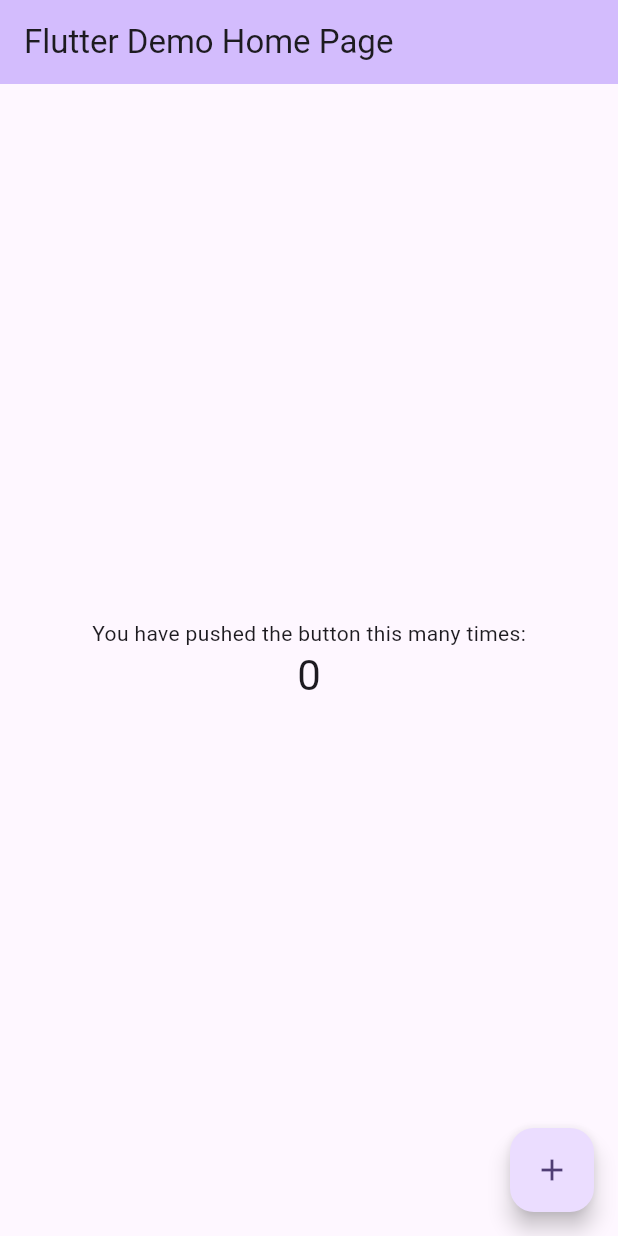
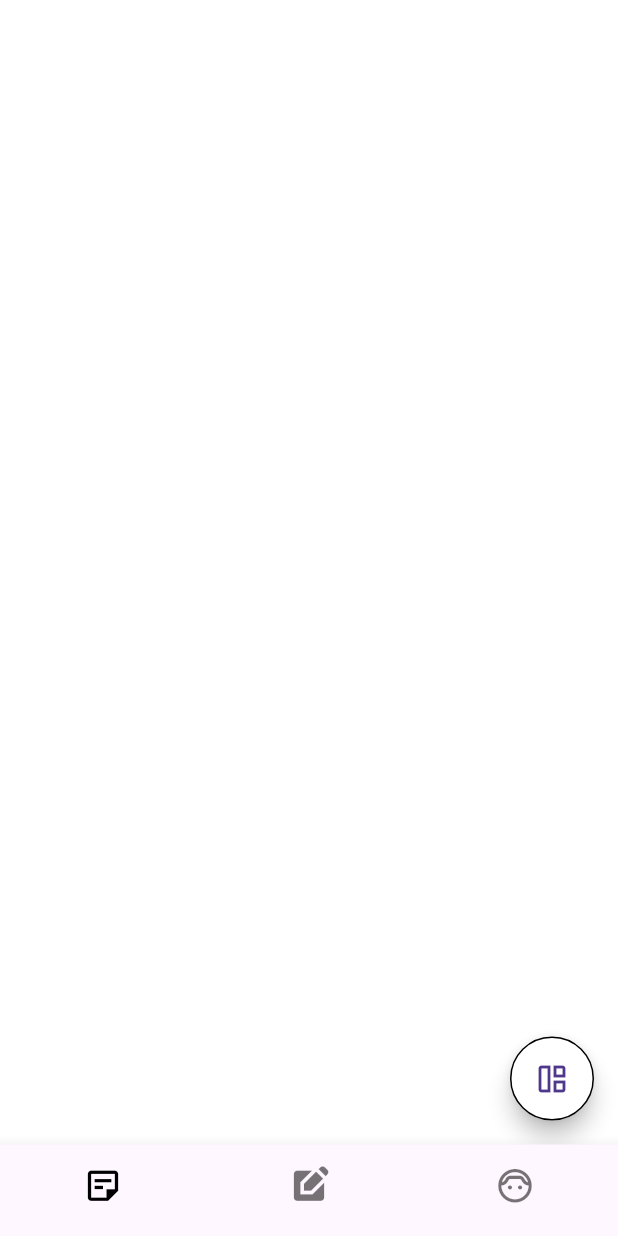
Before and after one commit to olleh365/example2406, a Flutter app: the screen it shows after launch, on a phone screen of 412 x 824 dp. Run offline on Flutter 3.47's test engine with Material 3 defaults, Android fonts, the phone set to English and light mode, and no system bars; our stand-ins replace flutter_local_notifications.

Commit message:
second subject commit
바텀시트 및 홈페이지, 노티피케이션 기능 추가

```diff
--- /dev/null
+++ b/second_subject/lib/home_page.dart
@@ -0,0 +1,63 @@
+import 'package:flutter/material.dart';
+import 'package:flutter_local_notifications/flutter_local_notifications.dart';
+
+class HomePage extends StatefulWidget {
+  @override
+  _HomePageState createState() => _HomePageState();
+}
+
+class _HomePageState extends State<HomePage> {
+  final FlutterLocalNotificationsPlugin flutterLocalNotificationsPlugin =
+  FlutterLocalNotificationsPlugin();
+
+  @override
+  void initState() {
+    super.initState();
+    var initializationSettingsAndroid =
+    AndroidInitializationSettings('@mipmap/ic_launcher');
+    var initializationSettingsIOS = IOSInitializationSettings();
+    var initializationSettings = InitializationSettings(
+        android: initializationSettingsAndroid, iOS: initializationSettingsIOS);
+
+    flutterLocalNotificationsPlugin.initialize(initializationSettings);
+  }
+
+  Future<void> _showNotification() async {
+    var androidPlatformChannelSpecifics = AndroidNotificationDetails(
+        'your channel id', 'your channel name',
+        channelDescription: 'your channel description',
+        importance: Importance.max,
+        priority: Priority.high,
+        ticker: 'ticker');
+    var iOSPlatformChannelSpecifics = IOSNotificationDetails();
+    var platformChannelSpecifics = NotificationDetails(
+        android: androidPlatformChannelSpecifics, iOS: iOSPlatformChannelSpecifics);
+
+    await flutterLocalNotificationsPlugin.show(
+      0,
+      '알림테스트',
+      '플로팅 버튼 클릭 했습니다.',
+      platformChannelSpecifics,
+      payload: 'item x',
+    );
+  }
+
+  @override
+  Widget build(BuildContext context) {
+    return Scaffold(
+      backgroundColor: Colors.white,
+      body: ListView(
+        padding: EdgeInsets.fromLTRB(24, 24, 24, 16),
+      ),
+      floatingActionButton: FloatingActionButton(
+        child: Icon(Icons.auto_awesome_mosaic_outlined),
+        onPressed: _showNotification,
+        backgroundColor: Colors.white,
+        shape: RoundedRectangleBorder(
+          side: BorderSide(width: 1, color: Colors.black),
+          borderRadius: BorderRadius.circular(100),
+        ),
+      ),
+    );
+  }
+}
--- a/second_subject/lib/main.dart
+++ b/second_subject/lib/main.dart
@@ -1,125 +1,71 @@
 import 'package:flutter/material.dart';
+import './home_page.dart';
+import './write_page.dart';
+import './my_page.dart';
 
-void main() {
-  runApp(const MyApp());
-}
+void main() => runApp(MyApp());
 
 class MyApp extends StatelessWidget {
-  const MyApp({super.key});
-
-  // This widget is the root of your application.
   @override
   Widget build(BuildContext context) {
     return MaterialApp(
-      title: 'Flutter Demo',
+      home: HomePageWidget(),
       theme: ThemeData(
-        // This is the theme of your application.
-        //
-        // TRY THIS: Try running your application with "flutter run". You'll see
-        // the application has a purple toolbar. Then, without quitting the app,
-        // try changing the seedColor in the colorScheme below to Colors.green
-        // and then invoke "hot reload" (save your changes or press the "hot
-        // reload" button in a Flutter-supported IDE, or press "r" if you used
-        // the command line to start the app).
-        //
-        // Notice that the counter didn't reset back to zero; the application
-        // state is not lost during the reload. To reset the state, use hot
-        // restart instead.
-        //
-        // This works for code too, not just values: Most code changes can be
-        // tested with just a hot reload.
-        colorScheme: ColorScheme.fromSeed(seedColor: Colors.deepPurple),
-        useMaterial3: true,
+        splashColor: Colors.transparent, // 버튼 누를 때 ripple 효과 제거
+        highlightColor: Colors.transparent, // 버튼 누를 때 ripple 효과 제거
       ),
-      home: const MyHomePage(title: 'Flutter Demo Home Page'),
     );
   }
 }
 
-class MyHomePage extends StatefulWidget {
-  const MyHomePage({super.key, required this.title});
-
-  // This widget is the home page of your application. It is stateful, meaning
-  // that it has a State object (defined below) that contains fields that affect
-  // how it looks.
-
-  // This class is the configuration for the state. It holds the values (in this
-  // case the title) provided by the parent (in this case the App widget) and
-  // used by the build method of the State. Fields in a Widget subclass are
-  // always marked "final".
-
-  final String title;
-
+class HomePageWidget extends StatefulWidget {
   @override
-  State<MyHomePage> createState() => _MyHomePageState();
+  _HomePageWidgetState createState() => _HomePageWidgetState();
 }
 
-class _MyHomePageState extends State<MyHomePage> {
-  int _counter = 0;
+class _HomePageWidgetState extends State<HomePageWidget> {
+  int _selectedIndex = 0;
 
-  void _incrementCounter() {
+  static List<Widget> _widgetOptions = <Widget>[
+    HomePage(),
+    SearchPage(),
+    SettingsPage(),
+  ];
+
+  void _onItemTapped(int index) {
     setState(() {
-      // This call to setState tells the Flutter framework that something has
-      // changed in this State, which causes it to rerun the build method below
-      // so that the display can reflect the updated values. If we changed
-      // _counter without calling setState(), then the build method would not be
-      // called again, and so nothing would appear to happen.
-      _counter++;
+      _selectedIndex = index;
     });
   }
 
   @override
   Widget build(BuildContext context) {
-    // This method is rerun every time setState is called, for instance as done
-    // by the _incrementCounter method above.
-    //
-    // The Flutter framework has been optimized to make rerunning build methods
-    // fast, so that you can just rebuild anything that needs updating rather
-    // than having to individually change instances of widgets.
     return Scaffold(
-      appBar: AppBar(
-        // TRY THIS: Try changing the color here to a specific color (to
-        // Colors.amber, perhaps?) and trigger a hot reload to see the AppBar
-        // change color while the other colors stay the same.
-        backgroundColor: Theme.of(context).colorScheme.inversePrimary,
-        // Here we take the value from the MyHomePage object that was created by
-        // the App.build method, and use it to set our appbar title.
-        title: Text(widget.title),
+      body: Center(
+        child: _widgetOptions.elementAt(_selectedIndex),
       ),
-      body: Center(
-        // Center is a layout widget. It takes a single child and positions it
-        // in the middle of the parent.
-        child: Column(
-          // Column is also a layout widget. It takes a list of children and
-          // arranges them vertically. By default, it sizes itself to fit its
-          // children horizontally, and tries to be as tall as its parent.
-          //
-          // Column has various properties to control how it sizes itself and
-          // how it positions its children. Here we use mainAxisAlignment to
-          // center the children vertically; the main axis here is the vertical
-          // axis because Columns are vertical (the cross axis would be
-          // horizontal).
-          //
-          // TRY THIS: Invoke "debug painting" (choose the "Toggle Debug Paint"
-          // action in the IDE, or press "p" in the console), to see the
-          // wireframe for each widget.
-          mainAxisAlignment: MainAxisAlignment.center,
-          children: <Widget>[
-            const Text(
-              'You have pushed the button this many times:',
-            ),
-            Text(
-              '$_counter',
-              style: Theme.of(context).textTheme.headlineMedium,
-            ),
-          ],
-        ),
+      bottomNavigationBar: BottomNavigationBar(
+        showSelectedLabels: false,
+        showUnselectedLabels: false,
+        iconSize: 27.0,
+        items: const <BottomNavigationBarItem>[
+          BottomNavigationBarItem(
+            icon: Icon(Icons.sticky_note_2_outlined),
+            label: 'Home',
+          ),
+          BottomNavigationBarItem(
+            icon: Icon(Icons.edit_square),
+            label: 'Write',
+          ),
+          BottomNavigationBarItem(
+            icon: Icon(Icons.face_6_outlined),
+            label: 'my_page',
+          ),
+        ],
+        currentIndex: _selectedIndex,
+        selectedItemColor: Colors.black,
+        onTap: _onItemTapped,
       ),
-      floatingActionButton: FloatingActionButton(
-        onPressed: _incrementCounter,
-        tooltip: 'Increment',
-        child: const Icon(Icons.add),
-      ), // This trailing comma makes auto-formatting nicer for build methods.
     );
   }
 }
--- a/second_subject/pubspec.yaml
+++ b/second_subject/pubspec.yaml
@@ -30,6 +30,7 @@ environment:
 dependencies:
   flutter:
     sdk: flutter
+  flutter_local_notifications: ^9.0.2
 
 
   # The following adds the Cupertino Icons font to your application.
```
Also changed, not shown: second_subject/lib/my_page.dart (added, +12 -0 lines), second_subject/lib/write_page.dart (added, +12 -0 lines), second_subject/pubspec.lock, 8 other files.
